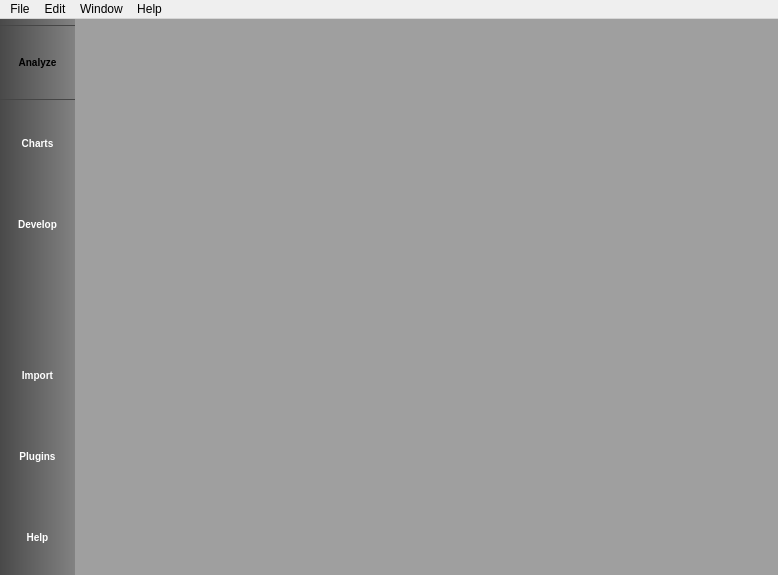
Before: the Qt Designer form plugins/perspective/GraphPerspective/designer/GraphPerspectiveMainWindow.ui in Tulip-Dev/tulip, drawn with Qt 5.
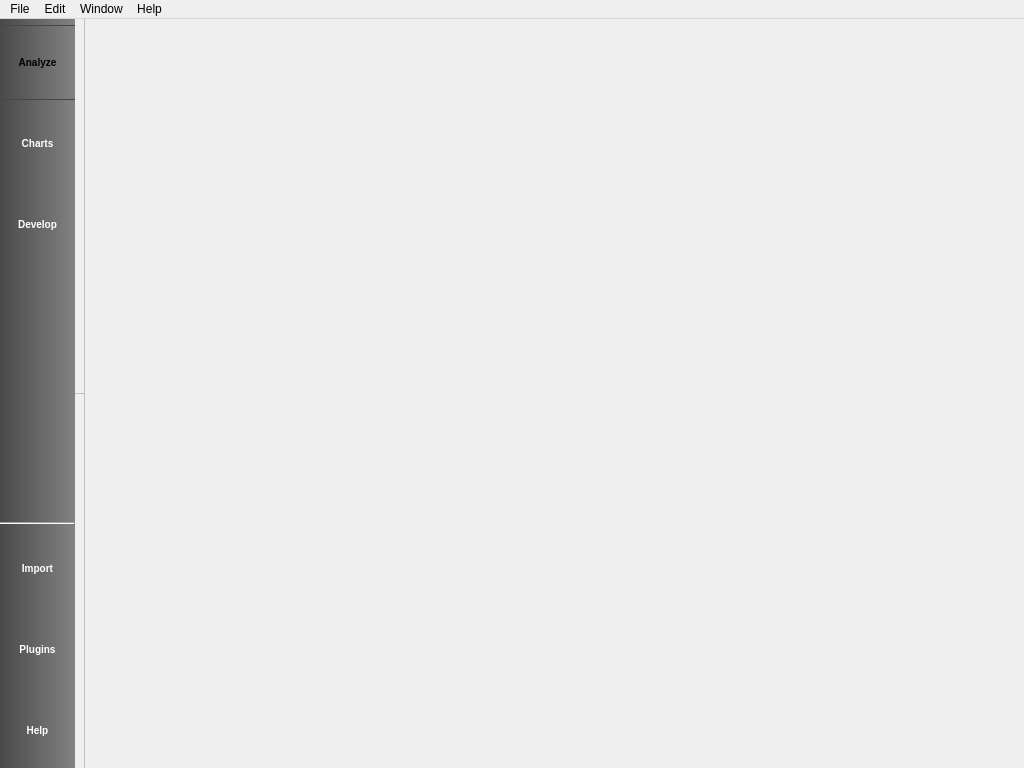
After: the same form once the commit is applied. Icons and pictures are not drawn. Custom widgets are drawn as their Qt base class.

Commit message: Played a bit with QSplitter for Tulip main interface

Diff of the .ui file:
```diff
--- a/plugins/perspective/GraphPerspective/designer/GraphPerspectiveMainWindow.ui
+++ b/plugins/perspective/GraphPerspective/designer/GraphPerspectiveMainWindow.ui
@@ -6,8 +6,8 @@
    <rect>
     <x>0</x>
     <y>0</y>
-    <width>778</width>
-    <height>575</height>
+    <width>1024</width>
+    <height>768</height>
    </rect>
   </property>
   <property name="sizePolicy">
@@ -89,7 +89,11 @@
     text-align: center;
     color: white;
 }
-</string>
+
+ QSplitter::handle {
+	background-color: #C0C0C0;
+    border-width:0px;
+ }</string>
   </property>
   <property name="dockNestingEnabled">
    <bool>true</bool>
@@ -97,7 +101,7 @@
   <property name="dockOptions">
    <set>QMainWindow::AllowNestedDocks|QMainWindow::AnimatedDocks</set>
   </property>
-  <widget class="QWidget" name="centralWidget">
+  <widget class="QWidget" name="mainWidget">
    <layout class="QHBoxLayout" name="horizontalLayout">
     <property name="spacing">
      <number>0</number>
@@ -340,6 +344,13 @@
          </property>
         </spacer>
        </item>
+       <item>
+        <widget class="Line" name="line">
+         <property name="orientation">
+          <enum>Qt::Horizontal</enum>
+         </property>
+        </widget>
+       </item>
        <item>
         <widget class="QToolButton" name="importButton">
          <property name="minimumSize">
@@ -440,7 +451,89 @@
      </widget>
     </item>
     <item>
-     <widget class="QMdiArea" name="mdiArea"/>
+     <widget class="QStackedWidget" name="centralWidget">
+      <widget class="QWidget" name="visualizeModePage">
+       <layout class="QVBoxLayout" name="visualizeModeVLayout">
+        <property name="spacing">
+         <number>0</number>
+        </property>
+        <property name="margin">
+         <number>0</number>
+        </property>
+        <item>
+         <widget class="QWidget" name="visualizeModeCentralWidget" native="true">
+          <layout class="QHBoxLayout" name="horizontalLayout_2">
+           <property name="spacing">
+            <number>0</number>
+           </property>
+           <property name="margin">
+            <number>0</number>
+           </property>
+           <item>
+            <widget class="QSplitter" name="workspaceSplitter">
+             <property name="orientation">
+              <enum>Qt::Horizontal</enum>
+             </property>
+             <property name="handleWidth">
+              <number>1</number>
+             </property>
+             <property name="childrenCollapsible">
+              <bool>false</bool>
+             </property>
+             <widget class="QWidget" name="docksWidget" native="true">
+              <layout class="QVBoxLayout" name="verticalLayout">
+               <property name="spacing">
+                <number>0</number>
+               </property>
+               <property name="margin">
+                <number>0</number>
+               </property>
+               <item>
+                <widget class="QSplitter" name="docksSplitter">
+                 <property name="frameShape">
+                  <enum>QFrame::NoFrame</enum>
+                 </property>
+                 <property name="orientation">
+                  <enum>Qt::Vertical</enum>
+                 </property>
+                 <property name="handleWidth">
+                  <number>1</number>
+                 </property>
+                 <property name="childrenCollapsible">
+                  <bool>false</bool>
+                 </property>
+                 <widget class="AlgorithmRunner" name="algorithmRunner" native="true"/>
+                 <widget class="AlgorithmRunner" name="filtersManager" native="true"/>
+                </widget>
+               </item>
+              </layout>
+             </widget>
+             <widget class="QWidget" name="workspace" native="true">
+              <property name="sizePolicy">
+               <sizepolicy hsizetype="Expanding" vsizetype="Expanding">
+                <horstretch>0</horstretch>
+                <verstretch>0</verstretch>
+               </sizepolicy>
+              </property>
+             </widget>
+            </widget>
+           </item>
+          </layout>
+         </widget>
+        </item>
+        <item>
+         <widget class="QWidget" name="pythonREPL" native="true">
+          <property name="sizePolicy">
+           <sizepolicy hsizetype="Expanding" vsizetype="Maximum">
+            <horstretch>0</horstretch>
+            <verstretch>0</verstretch>
+           </sizepolicy>
+          </property>
+         </widget>
+        </item>
+       </layout>
+      </widget>
+     </widget>
     </item>
    </layout>
   </widget>
@@ -449,7 +542,7 @@
     <rect>
      <x>0</x>
      <y>0</y>
-     <width>778</width>
+     <width>1024</width>
      <height>22</height>
     </rect>
    </property>
@@ -739,6 +832,12 @@
    <header>HeaderFrame.h</header>
    <container>1</container>
   </customwidget>
+  <customwidget>
+   <class>AlgorithmRunner</class>
+   <extends>QWidget</extends>
+   <header>AlgorithmRunner.h</header>
+   <container>1</container>
+  </customwidget>
  </customwidgets>
  <resources/>
  <connections/>
```
The commit also changes 7 other files.
